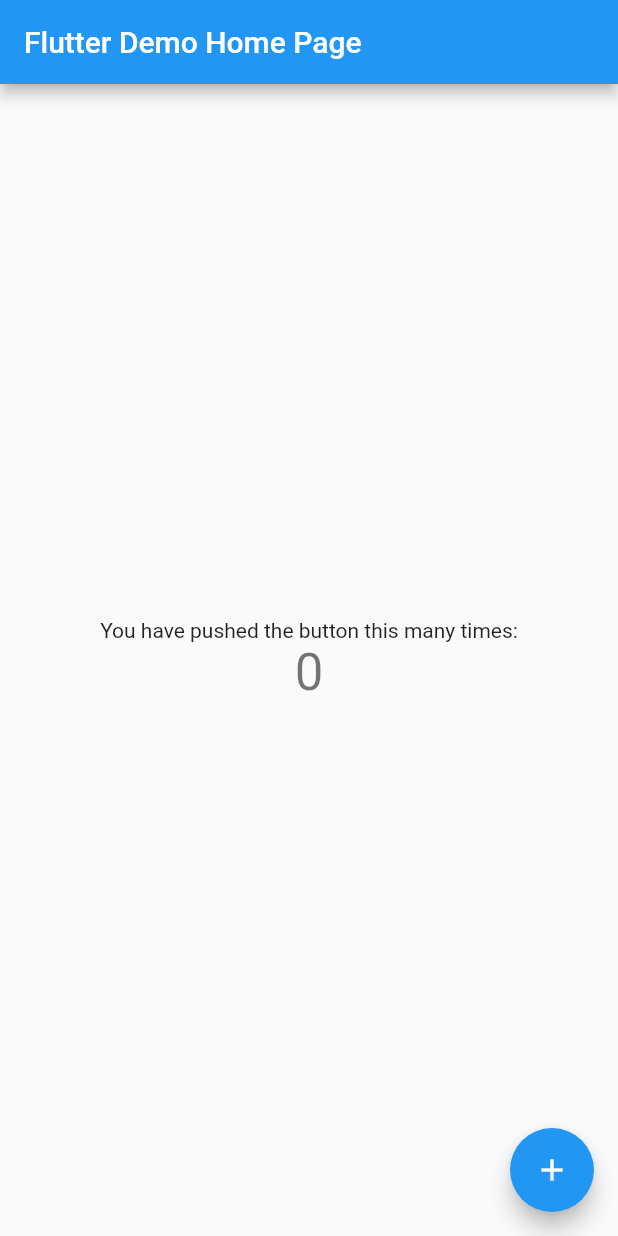
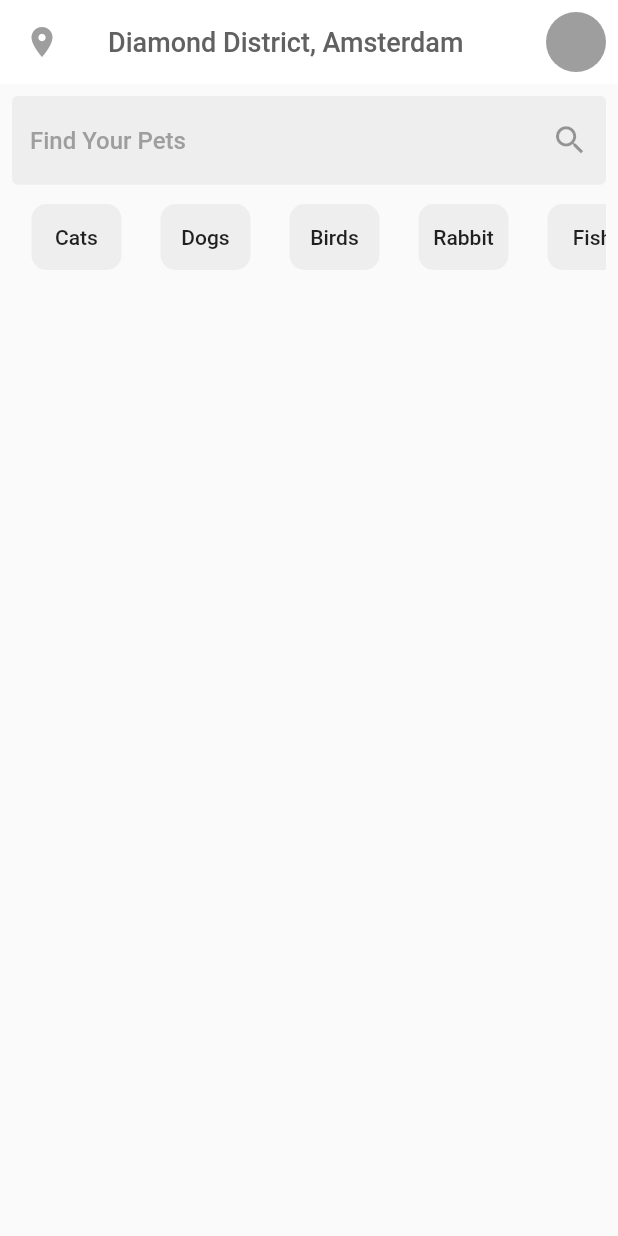
Before and after one commit to akhilaand/pets_app, a Flutter app: the screen it shows after launch, on a phone screen of 412 x 824 dp. Run offline on Flutter 3.47's test engine with Material 2 defaults, Android fonts, the phone set to English and light mode, and no system bars.

Commit message:
after appbar and first section

```diff
--- a/lib/main.dart
+++ b/lib/main.dart
@@ -1,4 +1,5 @@
 import 'package:flutter/material.dart';
+import 'package:pets_app/screens/home_screen.dart';
 
 void main() {
   runApp(MyApp());
@@ -9,109 +10,7 @@ class MyApp extends StatelessWidget {
   @override
   Widget build(BuildContext context) {
     return MaterialApp(
-      title: 'Flutter Demo',
-      theme: ThemeData(
-        // This is the theme of your application.
-        //
-        // Try running your application with "flutter run". You'll see the
-        // application has a blue toolbar. Then, without quitting the app, try
-        // changing the primarySwatch below to Colors.green and then invoke
-        // "hot reload" (press "r" in the console where you ran "flutter run",
-        // or simply save your changes to "hot reload" in a Flutter IDE).
-        // Notice that the counter didn't reset back to zero; the application
-        // is not restarted.
-        primarySwatch: Colors.blue,
-        // This makes the visual density adapt to the platform that you run
-        // the app on. For desktop platforms, the controls will be smaller and
-        // closer together (more dense) than on mobile platforms.
-        visualDensity: VisualDensity.adaptivePlatformDensity,
-      ),
-      home: MyHomePage(title: 'Flutter Demo Home Page'),
+      home:Home_screen()
     );
   }
 }
-
-class MyHomePage extends StatefulWidget {
-  MyHomePage({Key key, this.title}) : super(key: key);
-
-  // This widget is the home page of your application. It is stateful, meaning
-  // that it has a State object (defined below) that contains fields that affect
-  // how it looks.
-
-  // This class is the configuration for the state. It holds the values (in this
-  // case the title) provided by the parent (in this case the App widget) and
-  // used by the build method of the State. Fields in a Widget subclass are
-  // always marked "final".
-
-  final String title;
-
-  @override
-  _MyHomePageState createState() => _MyHomePageState();
-}
-
-class _MyHomePageState extends State<MyHomePage> {
-  int _counter = 0;
-
-  void _incrementCounter() {
-    setState(() {
-      // This call to setState tells the Flutter framework that something has
-      // changed in this State, which causes it to rerun the build method below
-      // so that the display can reflect the updated values. If we changed
-      // _counter without calling setState(), then the build method would not be
-      // called again, and so nothing would appear to happen.
-      _counter++;
-    });
-  }
-
-  @override
-  Widget build(BuildContext context) {
-    // This method is rerun every time setState is called, for instance as done
-    // by the _incrementCounter method above.
-    //
-    // The Flutter framework has been optimized to make rerunning build methods
-    // fast, so that you can just rebuild anything that needs updating rather
-    // than having to individually change instances of widgets.
-    return Scaffold(
-      appBar: AppBar(
-        // Here we take the value from the MyHomePage object that was created by
-        // the App.build method, and use it to set our appbar title.
-        title: Text(widget.title),
-      ),
-      body: Center(
-        // Center is a layout widget. It takes a single child and positions it
-        // in the middle of the parent.
-        child: Column(
-          // Column is also a layout widget. It takes a list of children and
-          // arranges them vertically. By default, it sizes itself to fit its
-          // children horizontally, and tries to be as tall as its parent.
-          //
-          // Invoke "debug painting" (press "p" in the console, choose the
-          // "Toggle Debug Paint" action from the Flutter Inspector in Android
-          // Studio, or the "Toggle Debug Paint" command in Visual Studio Code)
-          // to see the wireframe for each widget.
-          //
-          // Column has various properties to control how it sizes itself and
-          // how it positions its children. Here we use mainAxisAlignment to
-          // center the children vertically; the main axis here is the vertical
-          // axis because Columns are vertical (the cross axis would be
-          // horizontal).
-          mainAxisAlignment: MainAxisAlignment.center,
-          children: <Widget>[
-            Text(
-              'You have pushed the button this many times:',
-            ),
-            Text(
-              '$_counter',
-              style: Theme.of(context).textTheme.headline4,
-            ),
-          ],
-        ),
-      ),
-      floatingActionButton: FloatingActionButton(
-        onPressed: _incrementCounter,
-        tooltip: 'Increment',
-        child: Icon(Icons.add),
-      ), // This trailing comma makes auto-formatting nicer for build methods.
-    );
-  }
-}
--- /dev/null
+++ b/lib/screens/home_screen.dart
@@ -0,0 +1,66 @@
+import 'package:flutter/material.dart';
+import 'package:pets_app/screens/horizontal_section.dart';
+class Home_screen extends StatelessWidget {
+  @override
+  Widget build(BuildContext context) {
+    return MaterialApp(
+      home: Scaffold(
+        appBar: AppBar(
+          elevation: 0,
+          backgroundColor: Colors.white,
+          leading: Icon(Icons.location_on,
+          color: Colors.grey,
+          ),
+          title: Text('Diamond District, Amsterdam',
+          style: TextStyle(
+             color: Colors.grey.shade700,
+            fontSize: 18
+          ),
+          ),
+          actions: <Widget>[
+            Padding(
+              padding: const EdgeInsets.only(right:8.0),
+              child: CircleAvatar(
+                backgroundColor: Colors.grey,
+              ),
+            )
+          ],
+
+
+        ),
+        body: ListView(
+          children: <Widget>[
+            Padding(
+              padding: const EdgeInsets.all(8.0),
+              child: Column(
+                children: <Widget>[
+                  TextField(
+                    decoration: new InputDecoration(
+                      fillColor: Colors.grey.shade200,
+                      filled: true,
+
+                      enabledBorder: OutlineInputBorder(
+                          borderSide: BorderSide(color: Colors.grey.shade200)),
+                      hintText: 'Find Your Pets',
+                      hintStyle: TextStyle(
+                        color: Colors.grey,
+                        fontWeight: FontWeight.w500
+                      ),
+                      suffixIcon:
+                      IconButton(icon: Icon(Icons.search,
+                      size: 25,
+                      ), onPressed: null),
+
+                    ),
+                  ),
+
+                  Horizontal()
+                ],
+              ),
+            )
+          ],
+        ),
+      ),
+    );
+  }
+}
--- /dev/null
+++ b/lib/screens/horizontal_section.dart
@@ -0,0 +1,67 @@
+import 'package:flutter/cupertino.dart';
+import 'package:flutter/material.dart';
+import 'package:flutter/widgets.dart';
+class Horizontal extends StatelessWidget {
+  @override
+  Widget build(BuildContext context) {
+    return Container(
+      height: 70,
+
+      child: ListView(
+        scrollDirection: Axis.horizontal,
+        children: <Widget>[
+          Category(
+            name: 'Cats',
+          ),
+
+          Category(
+            name: 'Dogs',
+          ),
+
+          Category(
+            name: 'Birds',
+          ),
+
+          Category(
+            name: 'Rabbit',
+          ),
+          Category(
+            name: 'Fish',
+          ),
+
+
+        ],
+      ),
+    );
+  }
+}
+class Category extends StatelessWidget {
+  Category({this.name,});
+  final String name;
+
+  @override
+  Widget build(BuildContext context) {
+    return Padding(
+      padding: EdgeInsets.all(5.0),
+      child: InkWell(
+          onTap: (){},
+          child: Padding(
+            padding: const EdgeInsets.all(8.0),
+            child: Container(
+              width: 60,
+              height: 70,
+              decoration: BoxDecoration(
+                color: Colors.grey.shade200,
+                borderRadius: BorderRadius.all(Radius.circular(10))
+              ),
+              child: Center(child: Text(name,
+              style: TextStyle(
+                fontWeight: FontWeight.w500,
+              ),
+              ),),
+            ),
+          )
+      ),
+    );
+  }
+}
```
